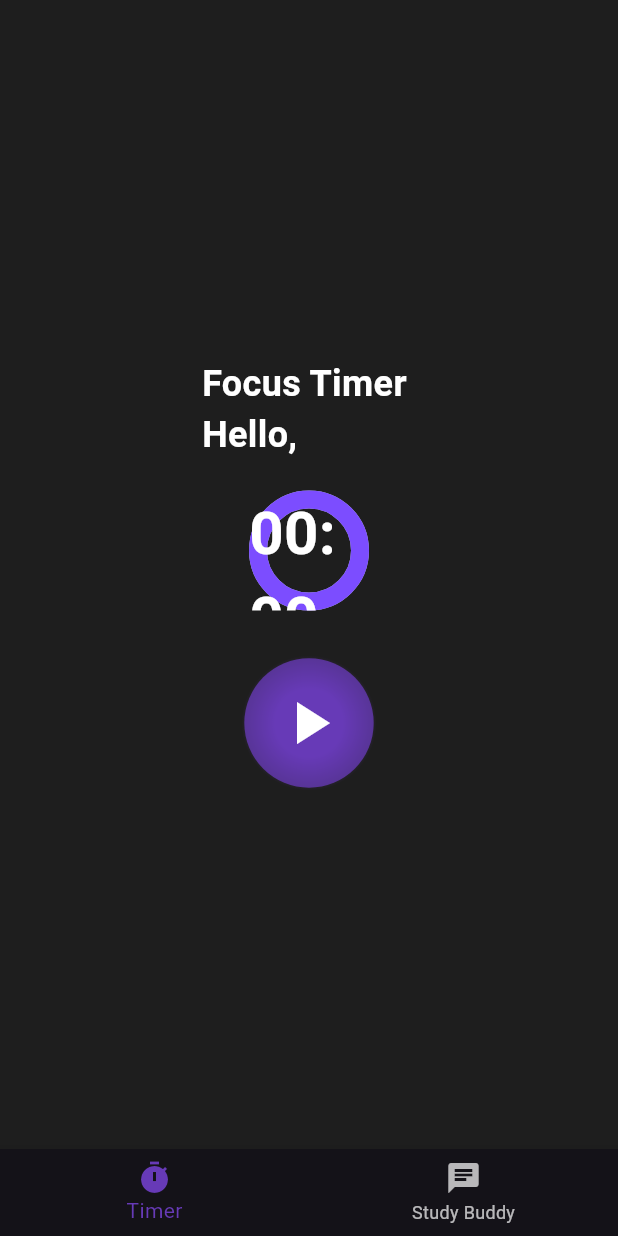
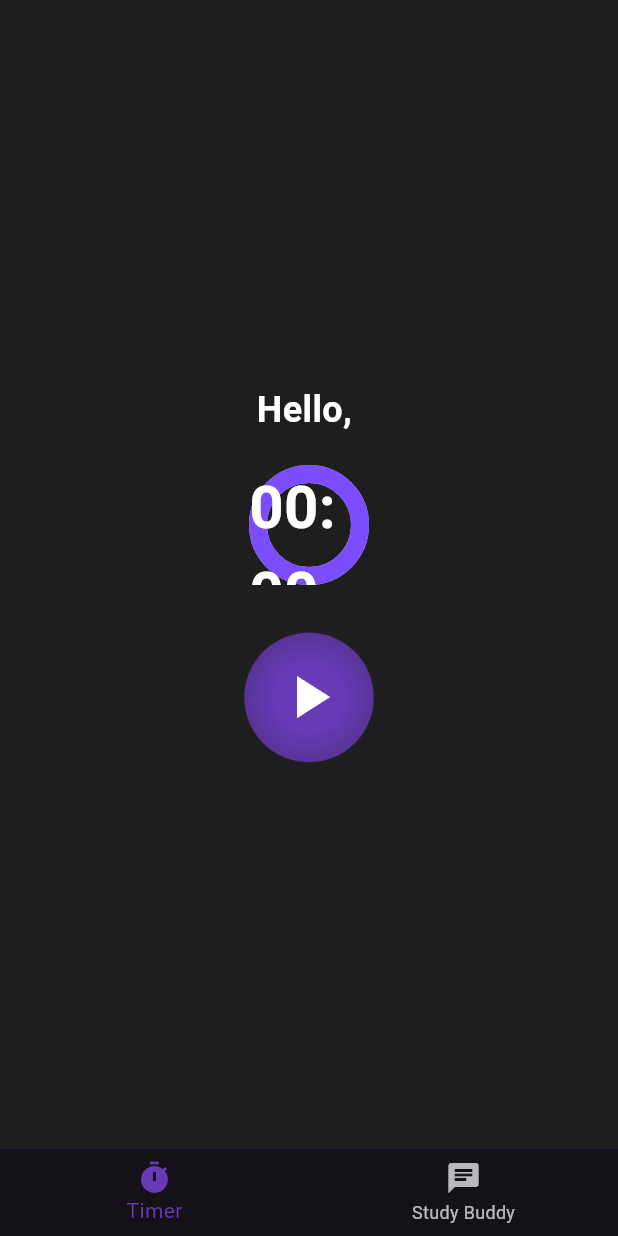
Before and after one commit to Moniaar/pomtom, a Flutter app: the screen it shows after launch, after a tap on "Login", after a tap on "Start", on a phone screen of 412 x 824 dp. Run offline on Flutter 3.47's test engine with Material 3 defaults, Android fonts, the phone set to English and light mode, and no system bars; drawn by our look-alikes of percent_indicator; our stand-ins replace flutter_markdown, google_generative_ai.

Commit message:
_buildTimerScreen text content changed to be more shorter

```diff
--- a/lib/main.dart
+++ b/lib/main.dart
@@ -340,7 +340,7 @@ class _TimerNavigationState extends State<TimerNavigation>
         mainAxisAlignment: MainAxisAlignment.center,
         children: [
           Text(
-            'Focus Timer \nHello, ${widget.username}',
+           'Hello, ${widget.username}',
             style: TextStyle(
               color: widget.isDarkMode ? Colors.white : Colors.black,
               fontSize: 24,
```
